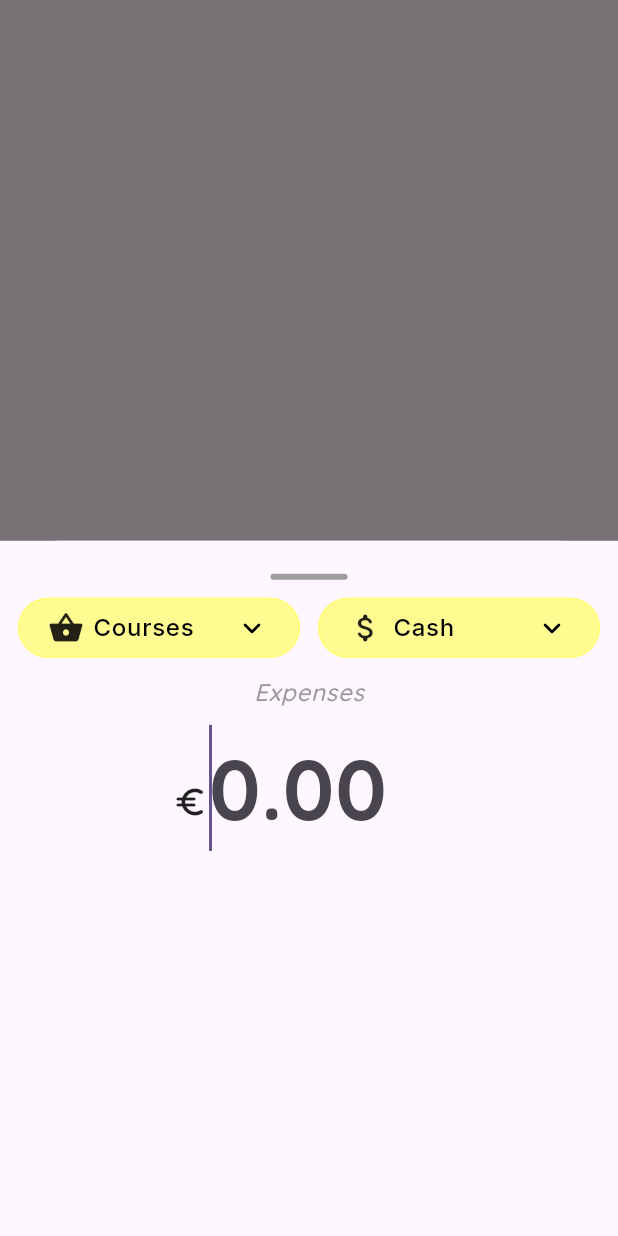
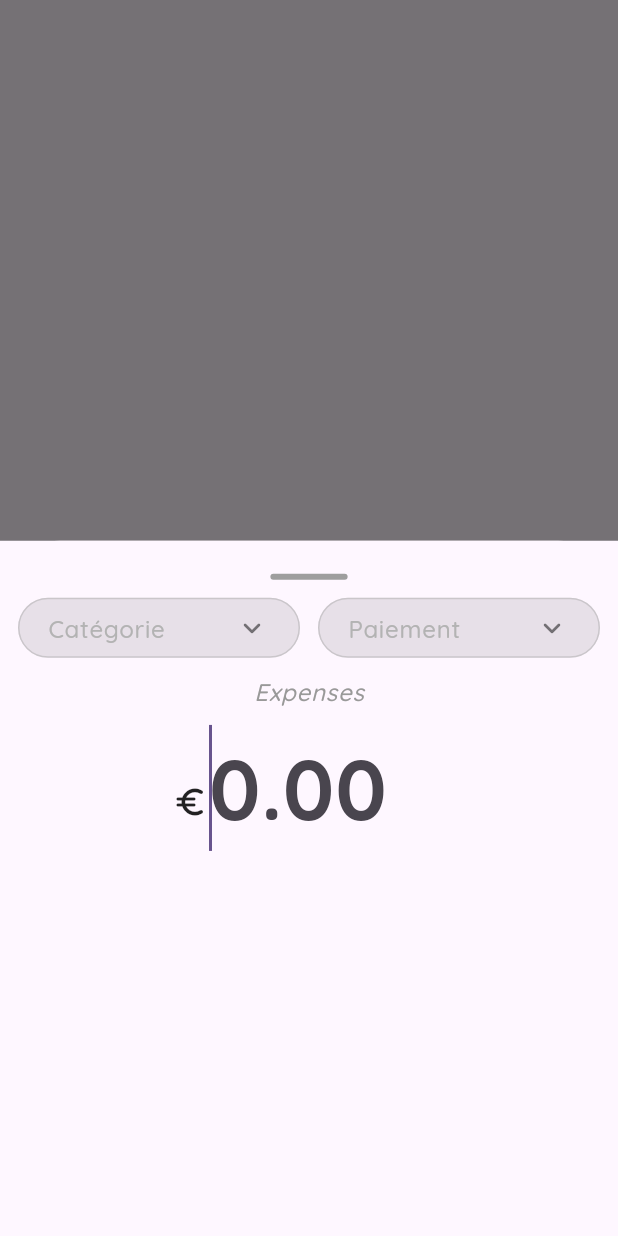
Before and after one commit to Schtroumphy/fluffy_budget, a Flutter app: the screen it shows after launch, after a tap on the "add" icon, on a phone screen of 412 x 824 dp. Run offline on Flutter 3.47's test engine with Material 3 defaults, Android fonts, the phone set to English and light mode, and no system bars; our stand-ins replace flutter_riverpod, go_router, google_fonts, riverpod_annotation, shared_preferences, sqflite; accounts and stored records are empty; generated files the repository leaves out were written again.

Commit message:
:sparkles: Get payments & categories from database

```diff
--- a/lib/core/converters/icon_data_converter.dart
+++ b/lib/core/converters/icon_data_converter.dart
@@ -5,7 +5,7 @@ class IconDataConverter implements JsonConverter<IconData, int> {
   const IconDataConverter();
 
   @override
-  IconData fromJson(int codePoint) => IconData(codePoint);
+  IconData fromJson(int codePoint) => IconData(codePoint, fontFamily: 'MaterialIcons');
 
   @override
   int toJson(IconData icon) => icon.codePoint;
--- a/lib/core/database/dao.dart
+++ b/lib/core/database/dao.dart
@@ -37,7 +37,18 @@ abstract class Dao<T> {
     return toModels(entities);
   }
 
-  Future<List<T>?> queryFirstItem(String where, List<String> args) async {
+  Future<List<T>?> queryItems({String? where, List<String>? args}) async {
+    final entities = await withDatabase(
+          (db) => db.query(
+        tableName,
+        where: where,
+        whereArgs: args,
+      ),
+    );
+    return toModels(entities);
+  }
+
+  Future<T?> queryFirstItem(String where, List<String> args) async {
     final entities = await withDatabase(
       (db) => db.query(
         tableName,
@@ -46,7 +57,11 @@ abstract class Dao<T> {
         limit: 1,
       ),
     );
-    return toModels(entities);
+    final res = entities.firstOrNull;
+
+    if(res == null) return null;
+
+    return toModel(res);
   }
 
   /* ----------- SAVING / UPDATING ----------- */
--- a/lib/core/database/database_notifier.dart
+++ b/lib/core/database/database_notifier.dart
@@ -60,8 +60,8 @@ class DatabaseNotifier extends _$DatabaseNotifier {
         CREATE TABLE drop_down_item (
           id             INTEGER PRIMARY KEY AUTOINCREMENT,
           label          TEXT,
-          icon           TEXT,
-          color          TEXT,
+          icon           INT,
+          color          INT,
           type           TEXT
         )
     ''');
--- a/lib/core/init_app.dart
+++ b/lib/core/init_app.dart
@@ -1,5 +1,5 @@
 
-import 'package:fluffy_budget/features/dashboard/data/expense_repository.dart';
+import 'package:fluffy_budget/features/dashboard/data/drop_item_repository.dart';
 import 'package:flutter/foundation.dart';
 import 'package:flutter_riverpod/flutter_riverpod.dart';
 
@@ -8,15 +8,13 @@ class AppInit{
   static Future<void> setupData(ProviderContainer container) async {
 
     // ADd payment method & category expenses if not exists
-    final payMethodEmpty = await container.read(expenseRepoProvider).isPaymentMethodEmpty();
-    if(payMethodEmpty) {
-      await container.read(expenseRepoProvider).initPaymentMethodData();
-    }
+    final itemRepo = container.read(dropItemRepoProvider);
+    final payMethodEmpty = await itemRepo.isPaymentMethodEmpty();
 
-    final expenseCategoryEmpty = await container.read(expenseRepoProvider).isExpenseCategoryEmpty();
-    if(expenseCategoryEmpty) {
-      await container.read(expenseRepoProvider).initExpenseCategoryData();
-    }
+    if(payMethodEmpty) await itemRepo.initPaymentMethodData();
+
+    final expenseCategoryEmpty = await itemRepo.isExpenseCategoryEmpty();
+    if(expenseCategoryEmpty) await itemRepo.initExpenseCategoryData();
 
     if(kDebugMode)  {
       print("Payment method is empty ? $payMethodEmpty");
--- /dev/null
+++ b/lib/features/dashboard/application/drop_down_item_provider.dart
@@ -0,0 +1,10 @@
+import 'package:fluffy_budget/features/dashboard/data/drop_item_repository.dart';
+import 'package:fluffy_budget/features/dashboard/domain/drop_down_item.dart';
+import 'package:riverpod_annotation/riverpod_annotation.dart';
+
+part 'drop_down_item_provider.g.dart';
+
+@Riverpod()
+Future<List<DropDownItem>?> itemsByType(ItemsByTypeRef ref, ItemType type) async {
+  return await ref.read(dropItemRepoProvider).getItemsByType(type);
+}
--- a/lib/features/dashboard/data/expense_repository.dart
+++ b/lib/features/dashboard/data/drop_item_repository.dart
@@ -3,18 +3,18 @@ import 'package:fluffy_budget/features/dashboard/domain/drop_down_item.dart';
 import 'package:flutter_riverpod/flutter_riverpod.dart';
 import 'package:riverpod_annotation/riverpod_annotation.dart';
 
-part 'expense_repository.g.dart';
+part 'drop_item_repository.g.dart';
 
 @Riverpod(keepAlive: true)
-ExpenseRepository expenseRepo(ExpenseRepoRef ref){
-  return ExpenseRepository(ref, ExpenseCategory.items);
+DropItemRepository dropItemRepo(DropItemRepoRef ref){
+  return DropItemRepository(ref, ExpenseCategory.items);
 }
 
-class ExpenseRepository {
+class DropItemRepository {
   final Set<DropDownItem> items;
   final Ref ref;
 
-  const ExpenseRepository(this.ref, this.items);
+  const DropItemRepository(this.ref, this.items);
 
   Set<DropDownItem> get collection => items;
 
@@ -33,4 +33,8 @@ class ExpenseRepository {
   initExpenseCategoryData() async {
     await ref.read(dropDownDaoProvider).saveAll(ExpenseCategory.items);
   }
+
+  Future<List<DropDownItem>?> getItemsByType(ItemType type) async {
+    return (await ref.read(dropDownDaoProvider).queryItems(where: "type = ?", args: [type.code]));
+  }
 }
--- a/lib/features/dashboard/domain/drop_down_item.dart
+++ b/lib/features/dashboard/domain/drop_down_item.dart
@@ -25,12 +25,13 @@ class DropDownItem {
 }
 
 enum ItemType {
-  paymentMethod("PAY_MET"),
-  expenseCategory("EXP_CAT");
+  paymentMethod("PAY_MET", "Paiement"),
+  expenseCategory("EXP_CAT", "Catégorie");
 
-  const ItemType(this.code);
+  const ItemType(this.code, this.description);
 
   final String code;
+  final String description;
 }
 
 enum PaymentMethod {
--- a/lib/features/dashboard/presentation/expense/expense_bottom_sheet.dart
+++ b/lib/features/dashboard/presentation/expense/expense_bottom_sheet.dart
@@ -1,8 +1,7 @@
 import 'package:fluffy_budget/common/space.dart';
 import 'package:fluffy_budget/core/theme/app_color.dart';
 import 'package:fluffy_budget/core/theme/app_style.dart';
-import 'package:fluffy_budget/features/dashboard/data/expense_repository.dart';
-import 'package:fluffy_budget/features/dashboard/data/payment_method_repository.dart';
+import 'package:fluffy_budget/features/dashboard/domain/drop_down_item.dart';
 import 'package:fluffy_budget/widgets/atoms/close_sheet_bar.dart';
 import 'package:fluffy_budget/widgets/atoms/rounded_dropdown.dart';
 import 'package:flutter/material.dart';
@@ -103,13 +102,13 @@ class DropDownRow extends ConsumerWidget {
 
   @override
   Widget build(BuildContext context, WidgetRef ref) {
-    return Row(
+    return const Row(
       mainAxisSize: MainAxisSize.max,
       mainAxisAlignment: MainAxisAlignment.center,
       children: [
-        Flexible(child: RoundedDropdown(items: ref.read(expenseRepoProvider).collection,)),
+        Flexible(child: RoundedDropdown(itemType : ItemType.expenseCategory,)),
         gapH12,
-        Flexible(child: RoundedDropdown(items: ref.read(paymentMethodRepoProvider).collection,)),
+        Flexible(child: RoundedDropdown(itemType: ItemType.paymentMethod,)),
       ],
     );
   }
--- /dev/null
+++ b/lib/widgets/async_value_widget.dart
@@ -0,0 +1,26 @@
+import 'package:flutter/material.dart';
+import 'package:flutter_riverpod/flutter_riverpod.dart';
+
+class AsyncValueWidget<T> extends StatelessWidget {
+  const AsyncValueWidget({super.key, required this.value, required this.data});
+
+  final AsyncValue<T> value;
+  final Widget Function(T) data;
+
+  @override
+  Widget build(BuildContext context) {
+    return value.when(
+      data: data,
+      loading: () => const Center(child: CircularProgressIndicator()),
+      error: (e, _) => Center(
+        child: Text(
+          e.toString(),
+          style: Theme.of(context)
+              .textTheme
+              .bodyLarge!
+              .copyWith(color: Colors.red),
+        ),
+      ),
+    );
+  }
+}
--- a/lib/widgets/atoms/rounded_dropdown.dart
+++ b/lib/widgets/atoms/rounded_dropdown.dart
@@ -2,40 +2,39 @@ import 'package:fluffy_budget/common/space.dart';
 import 'package:fluffy_budget/core/theme/app_color.dart';
 import 'package:fluffy_budget/core/theme/app_style.dart';
 import 'package:fluffy_budget/core/theme/app_theme.dart';
+import 'package:fluffy_budget/features/dashboard/application/drop_down_item_provider.dart';
 import 'package:fluffy_budget/features/dashboard/domain/drop_down_item.dart';
 import 'package:fluffy_budget/features/dashboard/presentation/expense/expense_bottom_sheet.dart';
+import 'package:fluffy_budget/widgets/async_value_widget.dart';
 import 'package:flutter/material.dart';
+import 'package:flutter_riverpod/flutter_riverpod.dart';
 
-class RoundedDropdown extends StatefulWidget {
+class RoundedDropdown extends ConsumerStatefulWidget {
   const RoundedDropdown({
     super.key,
-    required this.items,
+    required this.itemType,
   });
 
-  final Set<DropDownItem> items;
+  final ItemType itemType;
 
   @override
-  State<RoundedDropdown> createState() => _RoundedDropdownState();
+  ConsumerState<RoundedDropdown> createState() => _RoundedDropdownState();
 }
 
-class _RoundedDropdownState extends State<RoundedDropdown> {
-  late DropDownItem? _dropdownValue;
-
-  @override
-  void initState() {
-    super.initState();
-    _dropdownValue = widget.items.first;
-  }
+class _RoundedDropdownState extends ConsumerState<RoundedDropdown> {
+  DropDownItem? _dropdownValue;
 
   @override
   Widget build(BuildContext context) {
     final theme = Theme.of(context);
-    return DropdownButtonHideUnderline(
+    final itemsAsyncValue = ref.watch(itemsByTypeProvider(widget.itemType));
+
+    return AsyncValueWidget(value: itemsAsyncValue, data: (items) => DropdownButtonHideUnderline(
       child: InputDecorator(
         decoration: InputDecoration(
           enabledBorder: OutlineInputBorder(
             borderRadius: BorderRadius.circular(Insets.i24),
-            borderSide: BorderSide(width: 1, color: _dropdownValue!.color!),
+            borderSide: BorderSide(width: 1, color: _dropdownValue?.color ?? Colors.grey.withOpacity(0.4)),
           ),
           filled: true,
           fillColor: _dropdownValue?.color?.withOpacity(0.8),
@@ -43,14 +42,15 @@ class _RoundedDropdownState extends State<RoundedDropdown> {
         child: DropdownButton(
           style: theme.textTheme.labelMedium,
           autofocus: false,
+          hint: Text(widget.itemType.description),
           icon: const Icon(Icons.keyboard_arrow_down_rounded),
           padding: const EdgeInsets.all(8),
           isExpanded: true,
           isDense: true,
-          iconEnabledColor: AppColor.black,
+          iconEnabledColor: AppColor.black.withOpacity(0.5),
           elevation: Insets.i8.toInt(),
           borderRadius: BorderRadius.circular(Insets.i24),
-          dropdownColor: _dropdownValue!.color,
+          dropdownColor: _dropdownValue?.color,
           value: _dropdownValue,
           onChanged: (DropDownItem? newValue) {
             setState(() {
@@ -58,14 +58,14 @@ class _RoundedDropdownState extends State<RoundedDropdown> {
             });
             FocusScope.of(context).requestFocus(AmountTextField.textFieldFocusNode);
           },
-          items: _buildItems(),
+          items: _buildItems(items),
         ),
       ),
-    );
+    ));
   }
 
-  List<DropdownMenuItem<DropDownItem>>? _buildItems() {
-    return widget.items.map<DropdownMenuItem<DropDownItem>>((item) {
+  List<DropdownMenuItem<DropDownItem>>? _buildItems(List<DropDownItem>? items) {
+    return items?.map<DropdownMenuItem<DropDownItem>>((item) {
       return DropdownMenuItem<DropDownItem>(
         value: item,
         alignment: Alignment.center,
```
